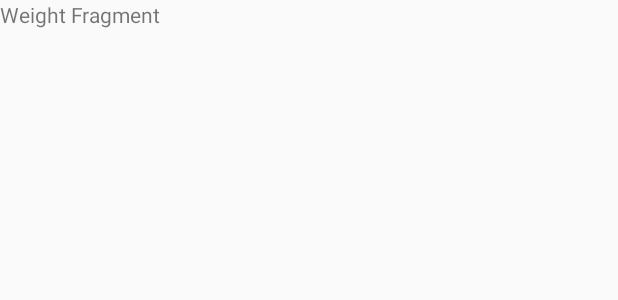
After one commit to Tiquiram/Insight, an Android app: the layout fragment_weight.xml on its own in the app's theme, with its tools: preview values and no code run, on a phone screen of 412 x 824 dp. The commit adds this screen. Shown: the top 300 px of the screen. Run offline under Robolectric (Android 15) with nearby library versions, the phone set to English and light mode, and no system bars.

Commit message:
added fragment for weight management

```diff
--- a/Fragment_Example-2/app/src/main/java/com/example/fragment_example/fragments/medicationModule/AddMedicationFragment.java
+++ b/Fragment_Example-2/app/src/main/java/com/example/fragment_example/fragments/medicationModule/AddMedicationFragment.java
@@ -7,7 +7,6 @@ import android.view.ViewGroup;
 import android.widget.SearchView;
 import androidx.databinding.DataBindingUtil;
 import androidx.fragment.app.Fragment;
-import androidx.lifecycle.Observer;
 import androidx.lifecycle.ViewModelProviders;
 import androidx.recyclerview.widget.DefaultItemAnimator;
 import androidx.recyclerview.widget.LinearLayoutManager;
--- /dev/null
+++ b/Fragment_Example-2/app/src/main/res/layout/fragment_weight.xml
@@ -0,0 +1,18 @@
+<?xml version="1.0" encoding="utf-8"?>
+<layout xmlns:android="http://schemas.android.com/apk/res/android">
+    <data>
+        <variable
+            name="WeightFragment"
+            type="com.example.fragment_example.fragments.weightModule.WeightFragment" />
+    </data>
+    <LinearLayout
+        android:orientation="vertical" android:layout_width="match_parent"
+        android:layout_height="match_parent">
+
+        <TextView
+            android:id="@+id/weight_fragment_title"
+            android:layout_width="match_parent"
+            android:layout_height="wrap_content"
+            android:text="Weight Fragment" />
+    </LinearLayout>
+</layout>
```
Also changed, not shown: Fragment_Example-2/app/src/main/java/com/example/fragment_example/fragments/HomepageFragment.java (+5 -4 lines), Fragment_Example-2/app/src/main/java/com/example/fragment_example/fragments/medicationModule/MedicationFragment.java (+0 -8 lines), Fragment_Example-2/app/src/main/java/com/example/fragment_example/fragments/weightModule/WeightFragment.java (added, +27 -0 lines).
